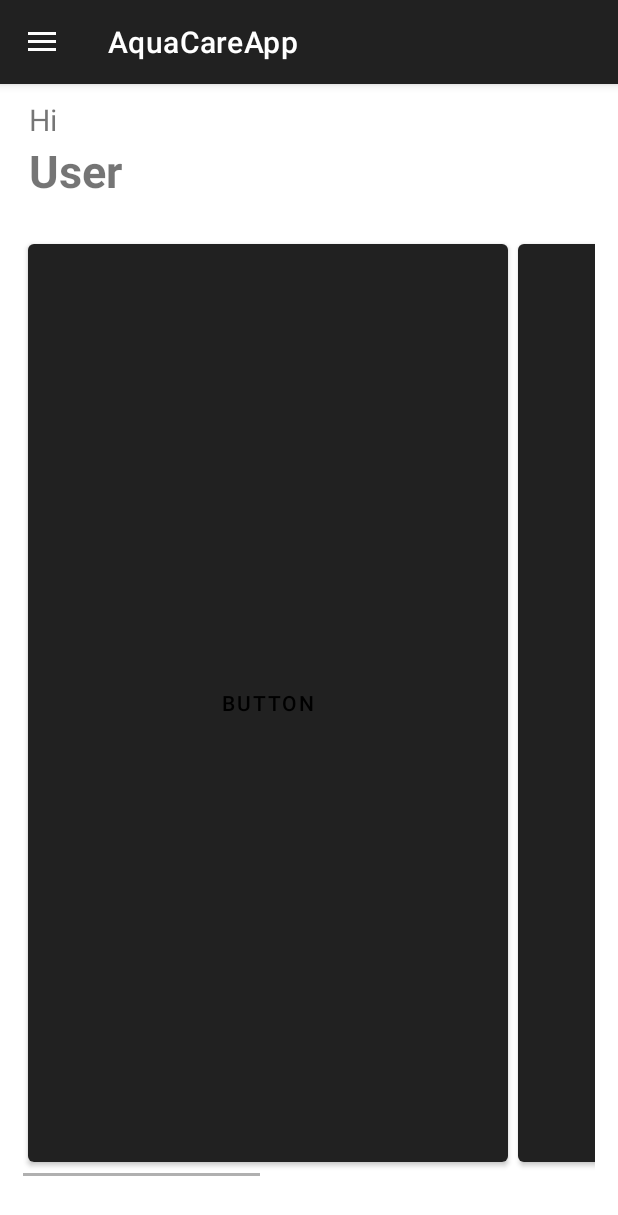
After one commit to Aqua-Care/AquaCareApp, an Android app: the MainMain screen opened directly, with no data from a screen before it, on a phone screen of 412 x 824 dp. The commit adds this screen. Shown: the top 1215 px of the screen. Run offline under Robolectric (Android 15) with nearby library versions, the phone set to English and light mode, and no system bars.

Commit message:
Atualização 09/11/2022 Nav menu

```diff
--- a/app/src/main/java/com/example/aquacareapp/LoginActivity.java
+++ b/app/src/main/java/com/example/aquacareapp/LoginActivity.java
@@ -77,7 +77,7 @@ public class LoginActivity extends AppCompatActivity {
                             FirebaseUser user = mAuth.getCurrentUser();
 
                             Toast.makeText(LoginActivity.this, "Login realizado com sucesso", Toast.LENGTH_LONG).show();
-                            startActivity(new Intent(LoginActivity.this, MainActivity.class));
+                            startActivity(new Intent(LoginActivity.this, MainMain.class));
                         }
                         else {
 
--- /dev/null
+++ b/app/src/main/java/com/example/aquacareapp/MainMain.java
@@ -0,0 +1,73 @@
+package com.example.aquacareapp;
+
+import androidx.annotation.NonNull;
+import androidx.appcompat.app.ActionBarDrawerToggle;
+import androidx.appcompat.app.AppCompatActivity;
+import androidx.appcompat.widget.Toolbar;
+import androidx.core.view.GravityCompat;
+import androidx.drawerlayout.widget.DrawerLayout;
+
+import android.os.Bundle;
+import android.view.Gravity;
+import android.view.MenuItem;
+import android.widget.Toast;
+
+import com.google.android.material.navigation.NavigationView;
+
+public class MainMain extends AppCompatActivity {
+    DrawerLayout drawerLayout;
+    NavigationView navigationView;
+    ActionBarDrawerToggle drawerToggle;
+
+    @Override
+    public boolean onOptionsItemSelected(@NonNull MenuItem item) {
+        if(drawerToggle.onOptionsItemSelected(item)){
+            return true;
+        }
+        return super.onOptionsItemSelected(item);
+    }
+
+    @Override
+    protected void onCreate(Bundle savedInstanceState){
+        super.onCreate(savedInstanceState);
+        setContentView(R.layout.activity_main_main);
+
+        drawerLayout = findViewById(R.id.drawer_layout);
+        navigationView = findViewById(R.id.nav_view);
+        drawerToggle = new ActionBarDrawerToggle(this, drawerLayout,R.string.open,R.string.close);
+        drawerLayout.addDrawerListener(drawerToggle);
+        drawerToggle.syncState();
+        getSupportActionBar().setDisplayHomeAsUpEnabled(true);
+        navigationView.setNavigationItemSelectedListener(new NavigationView.OnNavigationItemSelectedListener() {
+            @Override
+            public boolean onNavigationItemSelected(@NonNull MenuItem item) {
+                switch (item.getItemId()){
+                    case R.id.item1:{
+                        Toast.makeText(MainMain.this, "SingOut Selected", Toast.LENGTH_SHORT).show();
+                    }
+                    case R.id.item2:{
+                        Toast.makeText(MainMain.this, "Contact Selected", Toast.LENGTH_SHORT).show();
+                    }
+                    case R.id.item3:{
+                        Toast.makeText(MainMain.this, "Profile Selected", Toast.LENGTH_SHORT).show();
+                    }
+                    case R.id.item4:{
+                        Toast.makeText(MainMain.this, "SingOut Selected", Toast.LENGTH_SHORT).show();
+                    }
+                }
+
+                return false;
+            }
+        });
+    }
+
+    @Override
+    public void onBackPressed() {
+        if(drawerLayout.isDrawerOpen(GravityCompat.START)){
+            drawerLayout.closeDrawer(GravityCompat.START);
+        }
+        else{
+            super.onBackPressed();
+        }
+    }
+}
--- /dev/null
+++ b/app/src/main/res/layout/activity_main_main.xml
@@ -0,0 +1,121 @@
+<?xml version="1.0" encoding="utf-8"?>
+<androidx.drawerlayout.widget.DrawerLayout xmlns:android="http://schemas.android.com/apk/res/android"
+    xmlns:app="http://schemas.android.com/apk/res-auto"
+    xmlns:tools="http://schemas.android.com/tools"
+    android:layout_width="match_parent"
+    android:layout_height="match_parent"
+    android:id="@+id/drawer_layout"
+    android:fitsSystemWindows="true"
+    tools:context=".MainMain">
+
+    <androidx.constraintlayout.widget.ConstraintLayout
+        android:layout_width="match_parent"
+        android:layout_height="match_parent">
+
+
+        <LinearLayout
+            android:id="@+id/linearLayout10"
+            android:layout_width="wrap_content"
+            android:layout_height="75dp"
+            android:layout_marginEnd="8dp"
+            android:orientation="vertical"
+            android:padding="3dp"
+            app:layout_constraintBottom_toBottomOf="parent"
+            app:layout_constraintEnd_toEndOf="parent"
+            app:layout_constraintHorizontal_bias="0.047"
+            app:layout_constraintStart_toStartOf="parent"
+            app:layout_constraintTop_toTopOf="parent"
+            app:layout_constraintVertical_bias="0.01">
+
+            <TextView
+                android:id="@+id/textView7"
+                android:layout_width="wrap_content"
+                android:layout_height="wrap_content"
+                android:text="Hi"
+                android:textAlignment="textEnd"
+                android:textSize="20sp" />
+
+            <TextView
+                android:id="@+id/textView10"
+                android:layout_width="wrap_content"
+                android:layout_height="wrap_content"
+                android:text="User"
+                android:textAlignment="textEnd"
+                android:textSize="30sp"
+                android:textStyle="bold" />
+
+            <androidx.appcompat.widget.Toolbar
+                android:id="@+id/toolbar"
+                android:layout_width="match_parent"
+                android:layout_height="85dp"
+                android:background="#0000FFFF">
+
+            </androidx.appcompat.widget.Toolbar>
+        </LinearLayout>
+
+        <HorizontalScrollView
+            android:id="@+id/horizontalScrollView"
+            android:layout_width="0dp"
+            android:layout_height="0dp"
+            android:fillViewport="true"
+            android:paddingLeft="15dp"
+            android:paddingTop="15dp"
+            android:paddingRight="15dp"
+            android:paddingBottom="40dp"
+            android:scrollbarFadeDuration="50"
+            android:scrollbarSize="2dp"
+            android:scrollbarStyle="insideOverlay"
+            app:layout_constraintBottom_toBottomOf="parent"
+            app:layout_constraintEnd_toEndOf="parent"
+            app:layout_constraintHorizontal_bias="0.0"
+            app:layout_constraintStart_toStartOf="parent"
+            app:layout_constraintTop_toBottomOf="@+id/linearLayout10"
+            app:layout_constraintVertical_bias="0.728">
+
+            <LinearLayout
+                android:layout_width="wrap_content"
+                android:layout_height="match_parent"
+                android:orientation="horizontal">
+
+                <Button
+                    android:id="@+id/btLuzMain"
+                    android:layout_width="320dp"
+                    android:layout_height="match_parent"
+                    android:layout_margin="3dp"
+                    android:layout_weight="1"
+                    android:text="Button"
+                    android:textColor="@color/black" />
+
+                <Button
+                    android:id="@+id/button2"
+                    android:layout_width="320dp"
+                    android:layout_height="match_parent"
+                    android:layout_margin="3dp"
+                    android:layout_weight="1"
+                    android:text="Button"
+                    android:textColor="@color/black" />
+
+                <Button
+                    android:id="@+id/button3"
+                    android:layout_width="320dp"
+                    android:layout_height="match_parent"
+                    android:layout_margin="3dp"
+                    android:layout_weight="1"
+                    android:padding="7dp"
+                    android:text="Button"
+                    android:textColor="@color/black" />
+            </LinearLayout>
+        </HorizontalScrollView>
+
+    </androidx.constraintlayout.widget.ConstraintLayout>
+
+
+    <com.google.android.material.navigation.NavigationView
+        android:id="@+id/nav_view"
+        android:layout_width="wrap_content"
+        android:layout_height="match_parent"
+        android:layout_gravity="start"
+        app:headerLayout="@layout/header"
+        app:menu="@menu/main_menu"/>
+
+</androidx.drawerlayout.widget.DrawerLayout>
--- /dev/null
+++ b/app/src/main/res/menu/main_menu.xml
@@ -0,0 +1,18 @@
+<?xml version="1.0" encoding="utf-8"?>
+<menu xmlns:android="http://schemas.android.com/apk/res/android">
+    <group android:checkableBehavior="single">
+        <item android:id="@+id/item1" android:title="Sing Out">
+        </item>
+        <item android:id="@+id/item2" android:title="Contact">
+
+        </item>
+        <item android:id="@+id/item3" android:title="Profile">
+
+        </item>
+        <item android:id="@+id/item4" android:title="Sing Out">
+
+        </item>
+
+    </group>
+
+</menu>
--- a/app/src/main/res/values/strings.xml
+++ b/app/src/main/res/values/strings.xml
@@ -18,4 +18,7 @@
     <string name="invalid_username">Not a valid username</string>
     <string name="invalid_password">Password must be >5 characters</string>
     <string name="login_failed">"Login failed"</string>
+
+    <string name="open">Open Navigation Drawer</string>
+    <string name="close">Close Navigation Drawer</string>
 </resources>
--- a/app/src/main/res/values/themes.xml
+++ b/app/src/main/res/values/themes.xml
@@ -1,6 +1,6 @@
 <resources xmlns:tools="http://schemas.android.com/tools">
     <!-- Base application theme. -->
-    <style name="Theme.AquaCareApp" parent="Theme.MaterialComponents.DayNight.NoActionBar">
+    <style name="Theme.AquaCareApp" parent="Theme.MaterialComponents.DayNight.DarkActionBar">
         <!-- Primary brand color. -->
         <item name="colorPrimaryVariant">@color/purple_700</item>
         <item name="colorOnPrimary">@color/white</item>
@@ -18,6 +18,7 @@
         <item name="windowNoTitle">true</item>
     </style>
 
+
     <style name="Theme.AquaCareApp.AppBarOverlay" parent="ThemeOverlay.AppCompat.Dark.ActionBar" />
 
     <style name="Theme.AquaCareApp.PopupOverlay" parent="ThemeOverlay.AppCompat.Light" />
```
Also changed, not shown: app/src/main/AndroidManifest.xml (+8 -0 lines), app/src/main/res/layout/activity_main.xml (+16 -12 lines), app/src/main/res/layout/header.xml (added, +17 -0 lines), app/src/main/res/drawable-v24/logo_aquacare.png (added), app/src/main/res/drawable/user__3_.png (added), app/src/main/res/drawable/user__4_.png (added), 1 other file.
